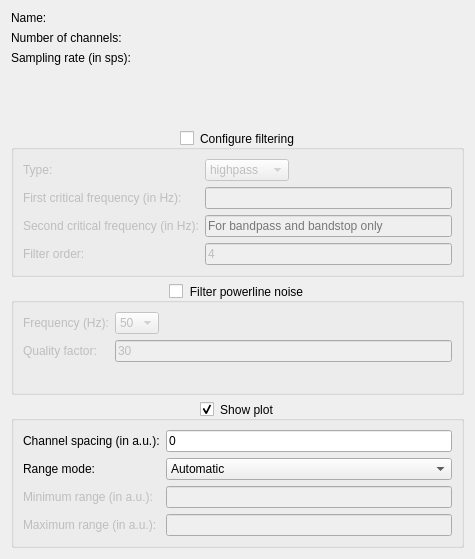
Above: biogui/resources/signal_config_widget.ui from pulp-bio/biogui before the change. Below: the same form after it.
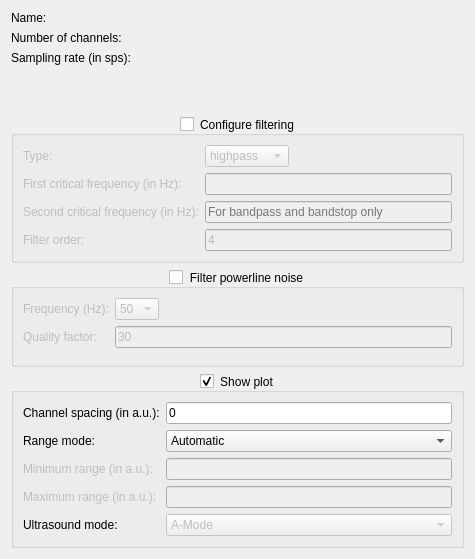
That is the form after the change.

Commit message: Add A-Mode plot

```diff
--- a/biogui/resources/signal_config_widget.ui
+++ b/biogui/resources/signal_config_widget.ui
@@ -295,6 +295,13 @@
         </property>
        </widget>
       </item>
+      <item row="8" column="0">
+       <widget class="QLabel" name="label14">
+        <property name="text">
+         <string>Ultrasound mode:</string>
+        </property>
+       </widget>
+      </item>
       <item row="0" column="1">
        <widget class="QLineEdit" name="chSpacingTextField">
         <property name="toolTip">
@@ -336,6 +343,23 @@
         </property>
        </widget>
       </item>
+      <item row="8" column="1">
+   <widget class="QComboBox" name="ultrasoundModeComboBox">
+    <property name="enabled">
+     <bool>false</bool>
+    </property>
+    <item>
+     <property name="text">
+      <string>A-Mode</string>
+     </property>
+    </item>
+    <item>
+     <property name="text">
+      <string>M-Mode</string>
+     </property>
+    </item>
+   </widget>
+</item>
      </layout>
     </widget>
    </item>
```
The commit also changes 6 other files.
